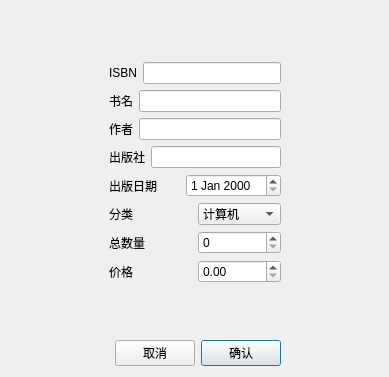
Qt form BookManagementSystem/addbookdialog.ui (Jerryrisis/QtCourse) before a commit.
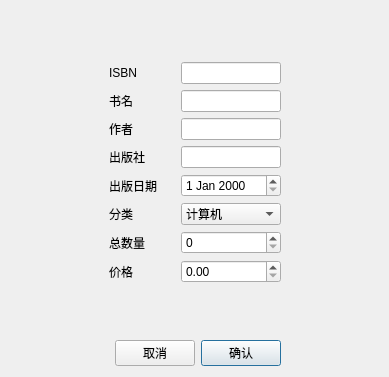
The same form after that commit.

What changed in the file:
```diff
--- a/BookManagementSystem/addbookdialog.ui
+++ b/BookManagementSystem/addbookdialog.ui
@@ -52,7 +52,14 @@
         </widget>
        </item>
        <item>
-        <widget class="QLineEdit" name="isbnLineEdit"/>
+        <widget class="QLineEdit" name="isbnLineEdit">
+         <property name="maximumSize">
+          <size>
+           <width>100</width>
+           <height>16777215</height>
+          </size>
+         </property>
+        </widget>
        </item>
       </layout>
      </item>
@@ -66,7 +73,14 @@
         </widget>
        </item>
        <item>
-        <widget class="QLineEdit" name="titleLineEdit"/>
+        <widget class="QLineEdit" name="titleLineEdit">
+         <property name="maximumSize">
+          <size>
+           <width>100</width>
+           <height>16777215</height>
+          </size>
+         </property>
+        </widget>
        </item>
       </layout>
      </item>
@@ -80,7 +94,14 @@
         </widget>
        </item>
        <item>
-        <widget class="QLineEdit" name="authorLineEdit"/>
+        <widget class="QLineEdit" name="authorLineEdit">
+         <property name="maximumSize">
+          <size>
+           <width>100</width>
+           <height>16777215</height>
+          </size>
+         </property>
+        </widget>
        </item>
       </layout>
      </item>
@@ -94,7 +115,14 @@
         </widget>
        </item>
        <item>
-        <widget class="QLineEdit" name="publisherLineEdit"/>
+        <widget class="QLineEdit" name="publisherLineEdit">
+         <property name="maximumSize">
+          <size>
+           <width>100</width>
+           <height>16777215</height>
+          </size>
+         </property>
+        </widget>
        </item>
       </layout>
      </item>
@@ -108,7 +136,14 @@
         </widget>
        </item>
        <item>
-        <widget class="QDateEdit" name="dateEdit"/>
+        <widget class="QDateEdit" name="dateEdit">
+         <property name="minimumSize">
+          <size>
+           <width>100</width>
+           <height>0</height>
+          </size>
+         </property>
+        </widget>
        </item>
       </layout>
      </item>
@@ -123,6 +158,12 @@
        </item>
        <item>
         <widget class="QComboBox" name="categoryComboBox">
+         <property name="minimumSize">
+          <size>
+           <width>100</width>
+           <height>0</height>
+          </size>
+         </property>
          <item>
           <property name="text">
            <string>计算机</string>
@@ -157,7 +198,14 @@
         </widget>
        </item>
        <item>
-        <widget class="QSpinBox" name="countSpinBox"/>
+        <widget class="QSpinBox" name="countSpinBox">
+         <property name="minimumSize">
+          <size>
+           <width>100</width>
+           <height>0</height>
+          </size>
+         </property>
+        </widget>
        </item>
       </layout>
      </item>
@@ -172,6 +220,12 @@
        </item>
        <item>
         <widget class="QDoubleSpinBox" name="priceDoubleSpinBox">
+         <property name="minimumSize">
+          <size>
+           <width>100</width>
+           <height>0</height>
+          </size>
+         </property>
          <property name="maximum">
           <double>999.990000000000009</double>
          </property>
```
Left out of the diff: 2 changed lines with no effect on the pictures.
